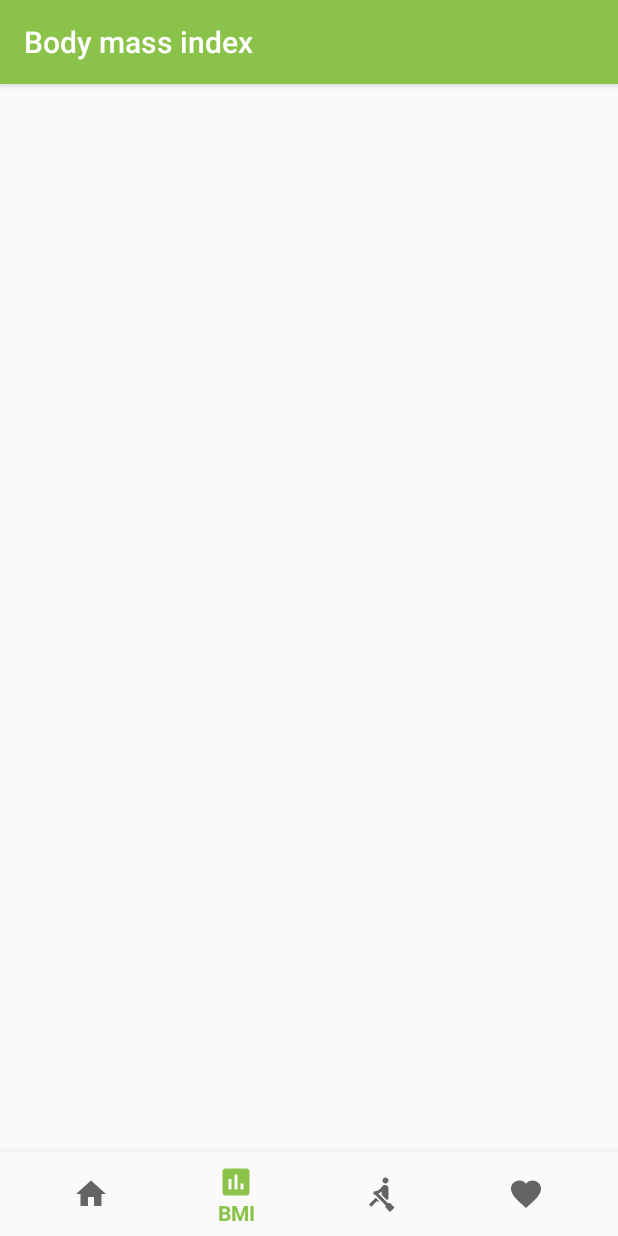
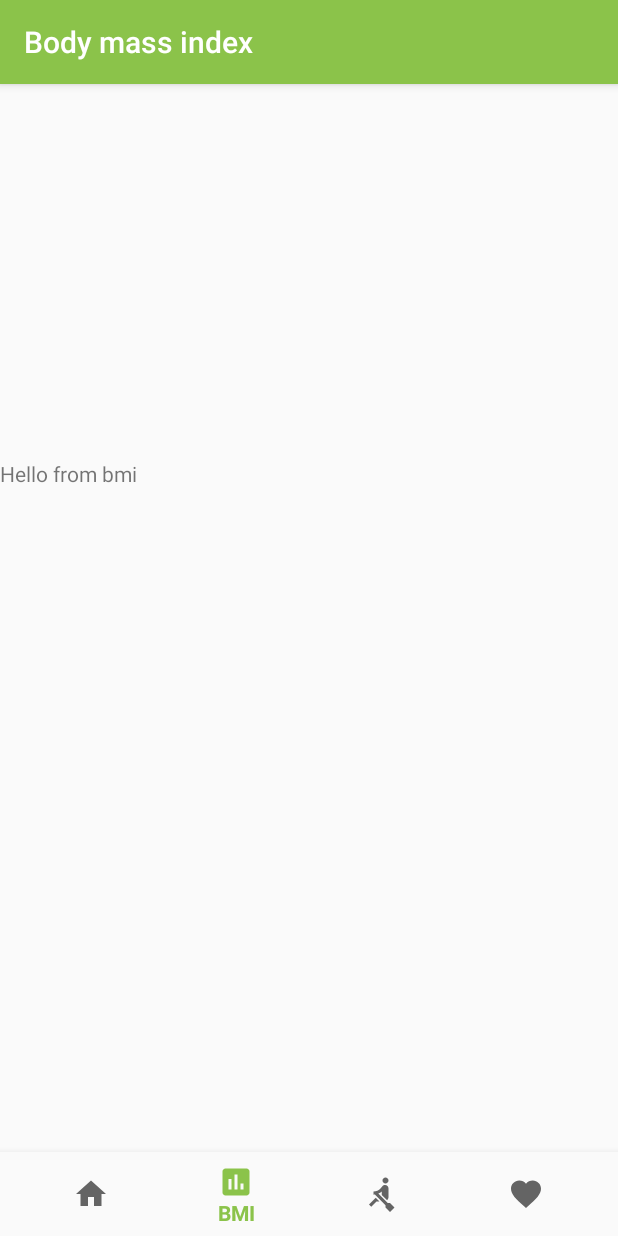
Before and after one commit to oguzkaganeren/pl-health-tracker, an Android app: the screen it shows after launch (MainActivity), item 2 of the bottom bar chosen, on a phone screen of 412 x 824 dp. Run offline under Robolectric (Android 15) with nearby library versions, the light colour scheme and no system bars; our stand-ins replace Firebase (no records; nobody signed in at launch, a user with empty details on screens opened directly); libraries missing offline, so code that uses them is left out: com.firebase.ui; 2 statements that could not run were skipped.

Commit message:
add fragments

```diff
--- /dev/null
+++ b/app/src/main/java/com/example/healthtracker/BmiFragment.java
@@ -0,0 +1,45 @@
+package com.example.healthtracker;
+
+import android.content.Context;
+import android.net.Uri;
+import android.os.Bundle;
+import android.support.v4.app.Fragment;
+import android.view.LayoutInflater;
+import android.view.View;
+import android.view.ViewGroup;
+
+
+public class BmiFragment extends Fragment {
+
+
+
+
+    public BmiFragment() {
+        // Required empty public constructor
+    }
+
+    // TODO: Rename and change types and number of parameters
+    public static BmiFragment newInstance(String param1, String param2) {
+        BmiFragment fragment = new BmiFragment();
+        return fragment;
+    }
+
+    @Override
+    public void onCreate(Bundle savedInstanceState) {
+        super.onCreate(savedInstanceState);
+    }
+
+    @Override
+    public View onCreateView(LayoutInflater inflater, ViewGroup container,
+                             Bundle savedInstanceState) {
+        // Inflate the layout for this fragment
+        return inflater.inflate(R.layout.fragment_bmi, container, false);
+    }
+
+
+
+    @Override
+    public void onDetach() {
+        super.onDetach();
+    }
+}
--- /dev/null
+++ b/app/src/main/java/com/example/healthtracker/HomeFragment.java
@@ -0,0 +1,23 @@
+package com.example.healthtracker;
+
+import android.os.Bundle;
+import android.support.v4.app.Fragment;
+import android.view.LayoutInflater;
+import android.view.View;
+import android.view.ViewGroup;
+
+
+public class HomeFragment extends Fragment {
+
+    public HomeFragment() {
+        // Required empty public constructor
+    }
+
+    @Override
+    public View onCreateView(LayoutInflater inflater, ViewGroup container,
+                             Bundle savedInstanceState) {
+        // Inflate the layout for this fragment
+        return inflater.inflate(R.layout.fragment_home, container, false);
+    }
+
+}
--- a/app/src/main/java/com/example/healthtracker/MainActivity.java
+++ b/app/src/main/java/com/example/healthtracker/MainActivity.java
@@ -5,6 +5,8 @@ import android.content.Intent;
 import android.os.Bundle;
 import android.support.constraint.ConstraintLayout;
 import android.support.design.widget.BottomNavigationView;
+import android.support.v4.app.Fragment;
+import android.support.v4.app.FragmentManager;
 import android.support.v7.app.AppCompatActivity;
 import android.support.annotation.NonNull;
 import android.view.Menu;
@@ -26,25 +28,28 @@ import java.util.List;
 public class MainActivity extends AppCompatActivity {
 
     private int RC_SIGN_IN;//it related firebase
+    final Fragment bmiFrag = new BmiFragment();
+    final FragmentManager fm = getSupportFragmentManager();
     //buttom menu
     private BottomNavigationView.OnNavigationItemSelectedListener mOnNavigationItemSelectedListener
             = new BottomNavigationView.OnNavigationItemSelectedListener() {
 
         @Override
         public boolean onNavigationItemSelected(@NonNull MenuItem item) {
+            Fragment fragment = null;
             switch (item.getItemId()) {
                 case R.id.navigation_home:
                     setTitle("Health Tracker");
-                    return true;
+                    return loadFragment(new HomeFragment());
                 case R.id.navigation_bmi:
                     setTitle("Body mass index");
-                    return true;
+                    return loadFragment(new BmiFragment());
                 case R.id.navigation_eer:
                     setTitle("Estimated Energy Requirement");
-                    return true;
+                    return loadFragment(new EerFragment());
                 case R.id.navigation_pht:
                     setTitle("Personal Health Tracking");
-                    return true;
+                    return loadFragment(new PhtFragment());
             }
             return false;
         }
@@ -57,7 +62,9 @@ public class MainActivity extends AppCompatActivity {
     protected void onCreate(Bundle savedInstanceState) {
         super.onCreate(savedInstanceState);
         setContentView(R.layout.activity_main);
+        loadFragment(new HomeFragment());
         FirebaseUser user = FirebaseAuth.getInstance().getCurrentUser();
+
         if(user==null){
             // Choose authentication providers
             List<AuthUI.IdpConfig> providers = Arrays.asList(
@@ -136,5 +143,15 @@ public class MainActivity extends AppCompatActivity {
         overridePendingTransition(0, 0);
         startActivity(intent);
     }
-
+    private boolean loadFragment(Fragment fragment) {
+        //switching fragment
+        if (fragment != null) {
+            getSupportFragmentManager()
+                    .beginTransaction()
+                    .replace(R.id.fragment_container, fragment)
+                    .commit();
+            return true;
+        }
+        return false;
+    }
 }
--- a/app/src/main/res/layout/activity_main.xml
+++ b/app/src/main/res/layout/activity_main.xml
@@ -8,6 +8,14 @@
     android:layout_height="match_parent"
     tools:context=".MainActivity">
 
+    <FrameLayout
+        android:id="@+id/fragment_container"
+        android:layout_width="match_parent"
+        android:layout_height="match_parent"
+        android:layout_marginBottom="56dp"
+        android:text="@string/title_home"
+        app:layout_constraintLeft_toLeftOf="parent"
+        app:layout_constraintTop_toTopOf="parent" />
 
     <android.support.design.widget.BottomNavigationView
         android:id="@+id/nav_view"
--- /dev/null
+++ b/app/src/main/res/layout/fragment_bmi.xml
@@ -0,0 +1,15 @@
+<?xml version="1.0" encoding="utf-8"?>
+<FrameLayout xmlns:android="http://schemas.android.com/apk/res/android"
+    xmlns:tools="http://schemas.android.com/tools"
+    android:layout_width="match_parent"
+    android:layout_height="match_parent"
+    tools:context=".BmiFragment">
+
+    <!-- TODO: Update blank fragment layout -->
+    <TextView
+        android:layout_width="match_parent"
+        android:layout_height="match_parent"
+        android:layout_marginTop="250dp"
+        android:text="Hello from bmi" />
+
+</FrameLayout>
--- a/app/src/main/res/values/strings.xml
+++ b/app/src/main/res/values/strings.xml
@@ -3,4 +3,7 @@
     <string name="title_bmi">BMI</string>
     <string name="title_eer">EER</string>
     <string name="title_pht">PHT</string>
+    <string name="title_home">Welcome</string>
+    <!-- TODO: Remove or change this placeholder text -->
+    <string name="hello_blank_fragment">Hello blank fragment</string>
 </resources>
```
Also changed, not shown: app/src/main/java/com/example/healthtracker/EerFragment.java (added, +21 -0 lines), app/src/main/java/com/example/healthtracker/PhtFragment.java (added, +23 -0 lines), app/src/main/res/layout/fragment_eer.xml (added, +14 -0 lines), app/src/main/res/layout/fragment_home.xml (added, +14 -0 lines), app/src/main/res/layout/fragment_pht.xml (added, +14 -0 lines).
